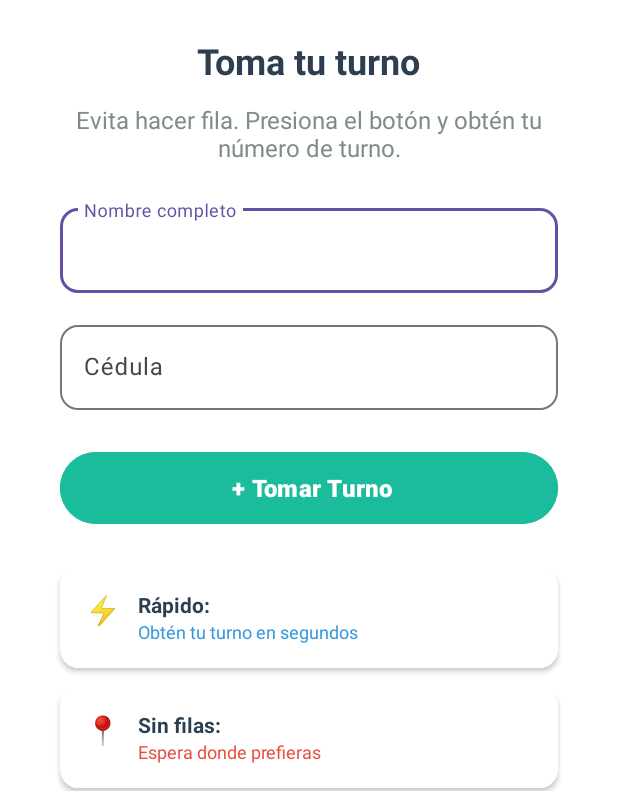
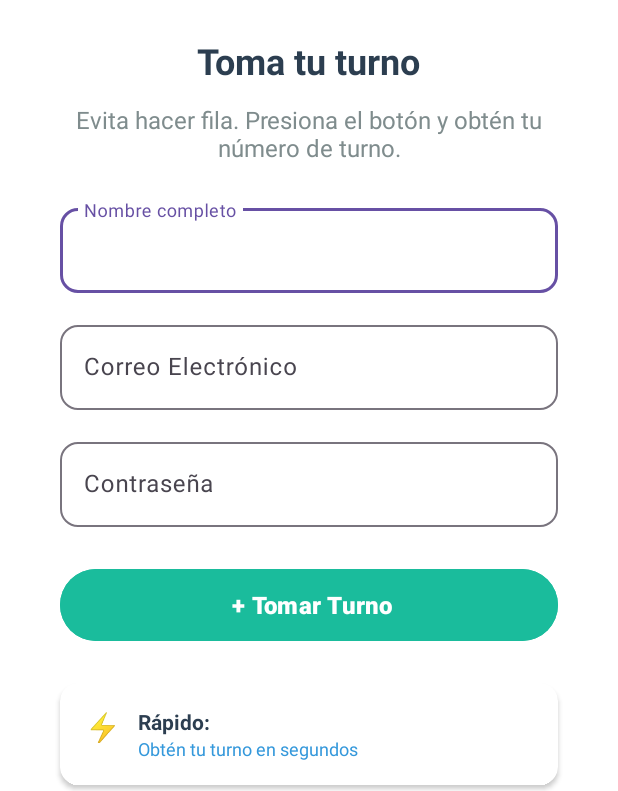
Before and after one commit to Giancarlo174/redes, an Android app: the CustomerWelcomeActivity screen opened directly, with no data from a screen before it, on a phone screen of 412 x 824 dp, the part 445-1236 px from its top. Run offline under Robolectric (Android 15) with nearby library versions, the phone set to English and light mode, and no system bars.

Commit message:
Fix: Login Cliente

```diff
--- a/app/src/main/java/com/example/turnofacil/CustomerWelcomeActivity.kt
+++ b/app/src/main/java/com/example/turnofacil/CustomerWelcomeActivity.kt
@@ -15,7 +15,8 @@ import org.json.JSONObject
 class CustomerWelcomeActivity : BaseActivity() {
 
     private lateinit var editTextNombre: TextInputEditText
-    private lateinit var editTextCedula: TextInputEditText
+    private lateinit var editTextEmail: TextInputEditText
+    private lateinit var editTextPassword: TextInputEditText
     private lateinit var buttonTakeTurn: Button
     private lateinit var fabExit: FloatingActionButton
 
@@ -24,20 +25,22 @@ class CustomerWelcomeActivity : BaseActivity() {
         setContentView(R.layout.activity_customer_welcome)
 
         editTextNombre = findViewById(R.id.editTextNombre)
-        editTextCedula = findViewById(R.id.editTextCedula)
+        editTextEmail = findViewById(R.id.editTextEmail)
+        editTextPassword = findViewById(R.id.editTextPassword)
         buttonTakeTurn = findViewById(R.id.buttonTakeTurn)
         fabExit = findViewById(R.id.fabExit)
 
         buttonTakeTurn.setOnClickListener {
             val nombre = editTextNombre.text.toString().trim()
-            val cedula = editTextCedula.text.toString().trim()
+            val email = editTextEmail.text.toString().trim()
+            val password = editTextPassword.text.toString().trim()
 
-            if (nombre.isEmpty() || cedula.isEmpty()) {
-                Toast.makeText(this, "Por favor completa todos los campos", Toast.LENGTH_SHORT).show()
+            if (email.isEmpty() || password.isEmpty()) {
+                Toast.makeText(this, "Por favor completa email y contraseña", Toast.LENGTH_SHORT).show()
                 return@setOnClickListener
             }
 
-            crearTurno(nombre, cedula)
+            crearTurno(nombre, email, password)
         }
 
         fabExit.setOnClickListener {
@@ -45,14 +48,15 @@ class CustomerWelcomeActivity : BaseActivity() {
         }
     }
 
-    private fun crearTurno(nombre: String, cedula: String) {
+    private fun crearTurno(nombre: String, email: String, password: String) {
         buttonTakeTurn.isEnabled = false
 
         CoroutineScope(Dispatchers.Main).launch {
             try {
                 val jsonBody = JSONObject().apply {
                     put("nombre", nombre)
-                    put("cedula", cedula)
+                    put("email", email)
+                    put("password", password)
                 }
 
                 val response = ApiClient.post("/turnos/create.php", jsonBody)
--- a/app/src/main/res/layout/activity_customer_welcome.xml
+++ b/app/src/main/res/layout/activity_customer_welcome.xml
@@ -114,15 +114,15 @@
             android:textSize="16sp" />
     </com.google.android.material.textfield.TextInputLayout>
 
-    <!-- Campo Cédula -->
+    <!-- Campo Email -->
     <com.google.android.material.textfield.TextInputLayout
-        android:id="@+id/textInputLayoutCedula"
+        android:id="@+id/textInputLayoutEmail"
         android:layout_width="0dp"
         android:layout_height="wrap_content"
         android:layout_marginStart="40dp"
         android:layout_marginTop="16dp"
         android:layout_marginEnd="40dp"
-        android:hint="Cédula"
+        android:hint="Correo Electrónico"
         app:boxCornerRadiusBottomEnd="12dp"
         app:boxCornerRadiusBottomStart="12dp"
         app:boxCornerRadiusTopEnd="12dp"
@@ -132,10 +132,35 @@
         app:layout_constraintTop_toBottomOf="@+id/textInputLayoutNombre">
 
         <com.google.android.material.textfield.TextInputEditText
-            android:id="@+id/editTextCedula"
+            android:id="@+id/editTextEmail"
             android:layout_width="match_parent"
             android:layout_height="wrap_content"
-            android:inputType="number"
+            android:inputType="textEmailAddress"
+            android:textSize="16sp" />
+    </com.google.android.material.textfield.TextInputLayout>
+
+    <!-- Campo Contraseña -->
+    <com.google.android.material.textfield.TextInputLayout
+        android:id="@+id/textInputLayoutPassword"
+        android:layout_width="0dp"
+        android:layout_height="wrap_content"
+        android:layout_marginStart="40dp"
+        android:layout_marginTop="16dp"
+        android:layout_marginEnd="40dp"
+        android:hint="Contraseña"
+        app:boxCornerRadiusBottomEnd="12dp"
+        app:boxCornerRadiusBottomStart="12dp"
+        app:boxCornerRadiusTopEnd="12dp"
+        app:boxCornerRadiusTopStart="12dp"
+        app:layout_constraintEnd_toEndOf="parent"
+        app:layout_constraintStart_toStartOf="parent"
+        app:layout_constraintTop_toBottomOf="@+id/textInputLayoutEmail">
+
+        <com.google.android.material.textfield.TextInputEditText
+            android:id="@+id/editTextPassword"
+            android:layout_width="match_parent"
+            android:layout_height="wrap_content"
+            android:inputType="textPassword"
             android:textSize="16sp" />
     </com.google.android.material.textfield.TextInputLayout>
 
@@ -157,7 +182,7 @@
         app:cornerRadius="28dp"
         app:layout_constraintEnd_toEndOf="parent"
         app:layout_constraintStart_toStartOf="parent"
-        app:layout_constraintTop_toBottomOf="@+id/textInputLayoutCedula" />
+        app:layout_constraintTop_toBottomOf="@+id/textInputLayoutPassword" />
 
     <!-- Info Cards -->
     <androidx.cardview.widget.CardView
```
Also changed, not shown: 1 other file.
